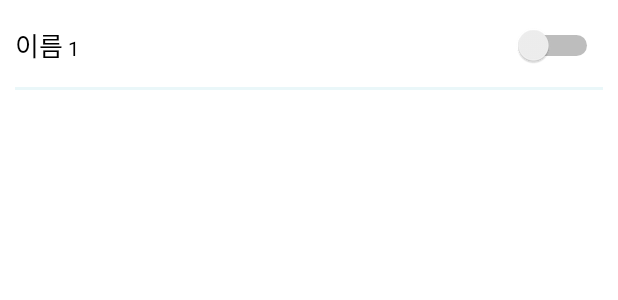
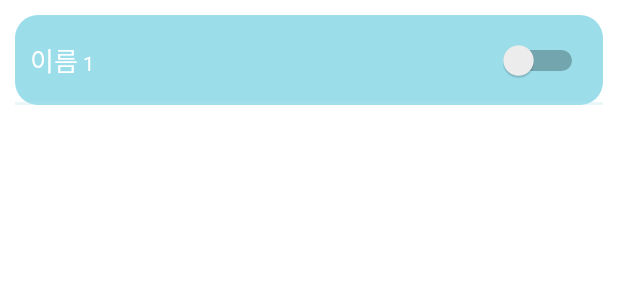
Before and after one commit to yamiblack/FoodStorage, an Android app: the layout item_notification.xml on its own in the app's theme, with its tools: preview values and no code run, on a phone screen of 412 x 824 dp. Shown: the top 300 px of the screen. Run offline under Robolectric (Android 15) with nearby library versions, the light colour scheme and no system bars.

Commit message:
Update UI

```diff
--- a/app/src/main/java/com/jbnu/software/foodstorage/StorageNotificationRecyclerViewAdapter.java
+++ b/app/src/main/java/com/jbnu/software/foodstorage/StorageNotificationRecyclerViewAdapter.java
@@ -131,7 +131,7 @@ public class StorageNotificationRecyclerViewAdapter extends RecyclerView.Adapter
     }
 
     public void setSpinnerDefault(Spinner spinner) {
-        ArrayAdapter nAdapter = ArrayAdapter.createFromResource(context, R.array.notify_date_option, R.layout.spinner_item);
+        ArrayAdapter nAdapter = ArrayAdapter.createFromResource(context, R.array.notify_date_option, R.layout.notification_spinner_item);
         nAdapter.setDropDownViewResource(R.layout.support_simple_spinner_dropdown_item);
         spinner.setAdapter(nAdapter);
     }
--- a/app/src/main/java/com/jbnu/software/foodstorage/ui/storage/StorageFragment.java
+++ b/app/src/main/java/com/jbnu/software/foodstorage/ui/storage/StorageFragment.java
@@ -98,6 +98,7 @@ public class StorageFragment extends Fragment implements View.OnClickListener {
                     for (int i = 0; i < arrayListDB.size(); i++) {
                         if (arrayListDB.get(i).isNotification())
                             setAlarm(arrayListDB.get(i));
+                            setStorageListDB(arrayListDB.get(i), 1);
                     }
 
                     getStorageList();
@@ -293,8 +294,8 @@ public class StorageFragment extends Fragment implements View.OnClickListener {
                 data.put("name", storage.getName());
                 data.put("amount", storage.getAmount());
                 data.put("regTime", storage.getRegTime());
+                data.put("notification", storage.isNotification());
                 data.put("notifyDate", storage.getNotifyDate());
-                data.put("notification", storage.isNotification());
                 data.put("expiration", storage.getExpiration());
 
                 db.collection("FoodStorage").document(storage.getName() + storage.getRegTime()).set(data);
@@ -307,16 +308,16 @@ public class StorageFragment extends Fragment implements View.OnClickListener {
 //    public void setTestListDB() {
 //            Map<String, Object> data = new HashMap<>();
 //            data.put("email", auth.getCurrentUser().getEmail());
-//            data.put("name", "콜라");
+//            data.put("name", "우유");
 //            data.put("amount", 3);
 //         //   data.put("dDay", 6);
 //            data.put("regTime", 2);
 //            data.put("notifyDate", 1);
 //            data.put("expanded", false);
 //            data.put("notification", true);
-//            data.put("expiration", "2021.05.33");
+//            data.put("expiration", "2021.05.30");
 //
-//            db.collection("FoodStorage").document("콜라").set(data);
+//            db.collection("FoodStorage").document("우유").set(data);
 ////                    .add(data)
 ////                    .addOnSuccessListener(new OnSuccessListener<DocumentReference>() {
 ////                        @Override
--- a/app/src/main/res/layout/item_notification.xml
+++ b/app/src/main/res/layout/item_notification.xml
@@ -10,7 +10,9 @@
         android:layout_height="60dp"
         android:layout_marginLeft="10dp"
         android:layout_marginRight="10dp"
+        android:layout_marginTop="10dp"
         android:orientation="horizontal"
+        android:background="@drawable/background_rounded"
         app:layout_constraintEnd_toEndOf="parent"
         app:layout_constraintStart_toStartOf="parent"
         app:layout_constraintTop_toTopOf="parent">
@@ -19,6 +21,7 @@
             android:layout_width="wrap_content"
             android:layout_height="wrap_content"
             android:layout_alignParentLeft="true"
+            android:layout_marginLeft="10dp"
             android:layout_centerVertical="true"
             android:orientation="horizontal">
 
@@ -27,7 +30,7 @@
                 android:layout_width="wrap_content"
                 android:layout_height="wrap_content"
                 android:text="이름"
-                android:textColor="@color/black"
+                android:textColor="@color/white"
                 android:textSize="17sp" />
 
             <TextView
@@ -38,7 +41,7 @@
                 android:layout_marginLeft="3dp"
                 android:layout_toRightOf="@+id/item_name"
                 android:text="1"
-                android:textColor="@color/black"
+                android:textColor="@color/white"
                 android:textSize="13sp" />
         </LinearLayout>
 
@@ -46,19 +49,20 @@
             android:id="@+id/notify_date_spinner"
             android:layout_width="wrap_content"
             android:layout_height="43dp"
-            android:textColor="@color/black"
-            android:spinnerMode="dropdown"
-            android:background="@drawable/notification_background"
-            android:layout_toLeftOf="@id/notify_switch"
             android:layout_centerVertical="true"
             android:layout_marginRight="10dp"
-            android:gravity="center" />
+            android:layout_toLeftOf="@id/notify_switch"
+            android:background="@drawable/notification_background"
+            android:gravity="center"
+            android:spinnerMode="dropdown"
+            android:textColor="@color/white" />
 
         <Switch
             android:id="@+id/notify_switch"
             android:layout_width="wrap_content"
             android:layout_height="41dp"
             android:switchMinWidth="60dp"
+            android:layout_marginRight="10dp"
             android:layout_centerVertical="true"
             android:layout_alignParentRight="true"
             />
--- a/app/src/main/res/layout/notification_spinner_item.xml
+++ b/app/src/main/res/layout/notification_spinner_item.xml
@@ -7,7 +7,7 @@
 
     android:textSize="15dp"
 
-    android:textColor="@color/black"
+    android:textColor="@color/white"
 
     style="?android:attr/spinnerItemStyle"
 
```
